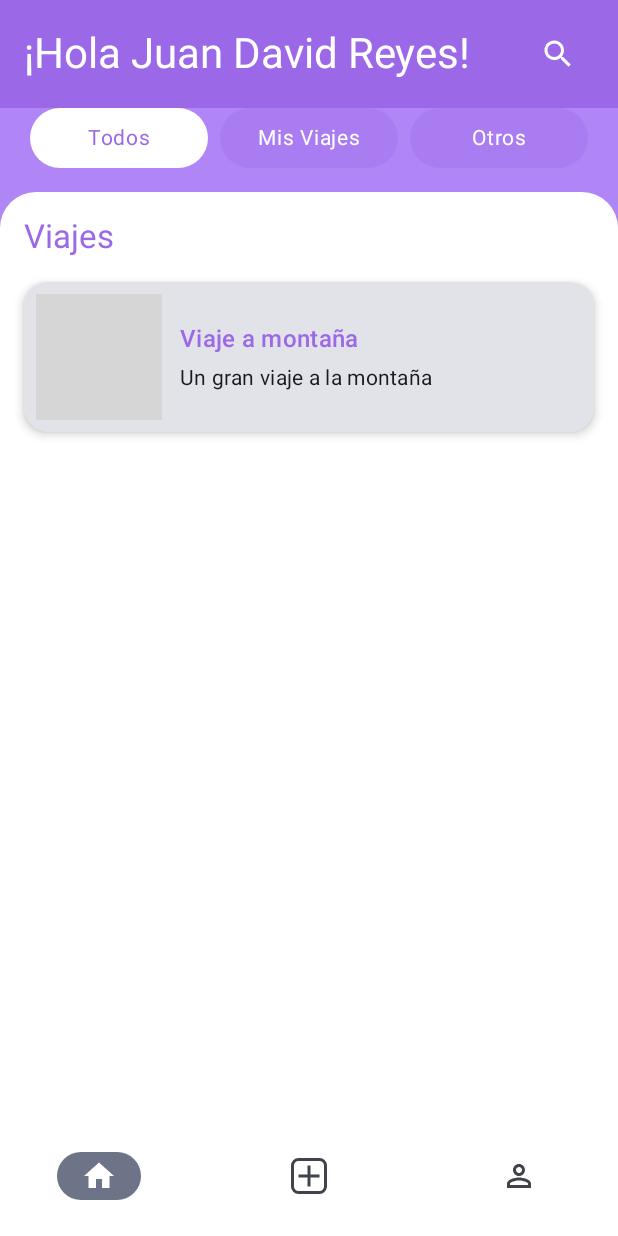
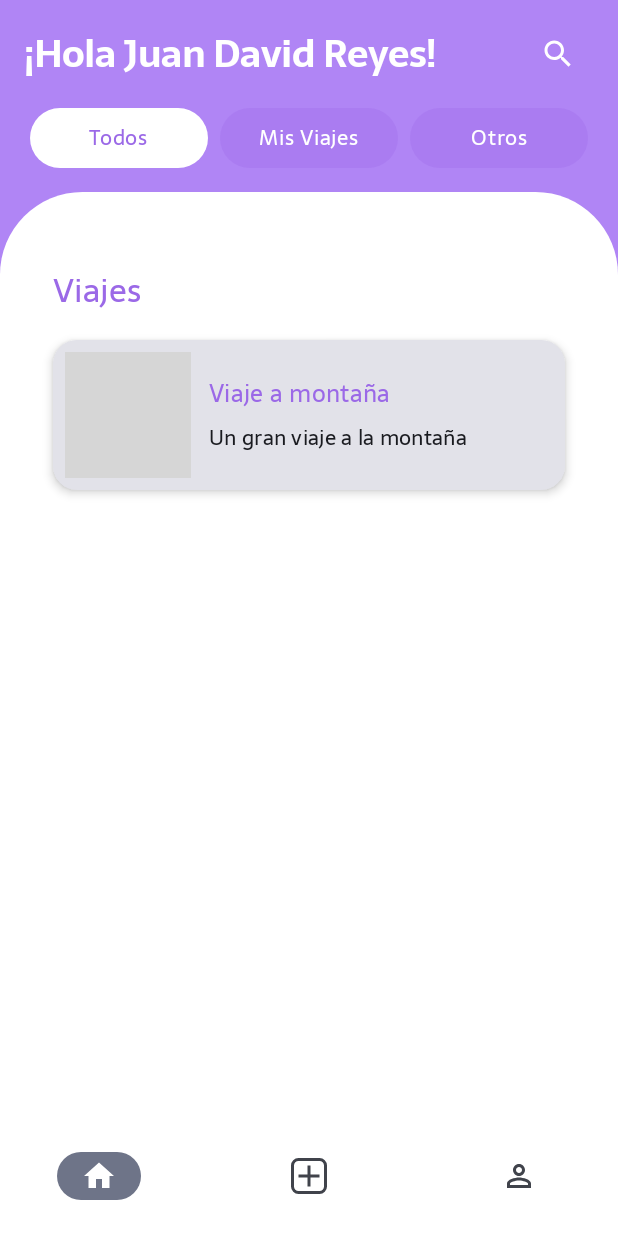
Before and after one commit to tobivalens/TravelBuddyFront, an Android app built with Jetpack Compose: the HomeScreen screen opened through its navigation route, on a phone screen of 412 x 824 dp. Run offline under Robolectric (Android 15) with nearby library versions, the phone set to English and light mode, and no system bars; network calls fail; pictures from the network do not load; grey boxes are pictures that could not be loaded.

Commit message:
algunos cambios en el homeScreen en la interfaz

```diff
--- a/app/src/main/java/com/example/travelbuddyapp/resources/ui/screens/HomeScreen.kt
+++ b/app/src/main/java/com/example/travelbuddyapp/resources/ui/screens/HomeScreen.kt
@@ -15,11 +15,13 @@ import androidx.compose.ui.Modifier
 import androidx.compose.ui.draw.clip
 import androidx.compose.ui.graphics.Color
 import androidx.compose.ui.layout.ContentScale
+import androidx.compose.ui.text.font.FontWeight
 import androidx.compose.ui.text.style.TextOverflow
 import androidx.compose.ui.unit.dp
 import androidx.compose.ui.unit.sp
 import coil3.compose.AsyncImage
 import com.example.travelbuddyapp.resources.icons.AppIcons
+import com.example.travelbuddyapp.ui.theme.SaralaFont
 
 private val PurplePrimary = Color(0xFF9B69E7)
 private val PurpleLight   = Color(0xFFB085F5)
@@ -76,13 +78,17 @@ fun HomeTopBar(userName: String, onSearchClick: () -> Unit) {
         verticalAlignment = Alignment.CenterVertically,
         modifier = Modifier
             .fillMaxWidth()
-            .background(PurplePrimary)
+            .background(PurpleLight)
             .padding(horizontal = 16.dp, vertical = 12.dp)
     ) {
         Text(
             text  = "¡Hola $userName!",
             color = Color.White,
-            style = MaterialTheme.typography.headlineMedium
+            fontWeight = FontWeight.Bold,
+            style = MaterialTheme.typography.headlineMedium,
+            fontSize = 25.sp,
+            fontFamily = SaralaFont
+
         )
         Spacer(modifier = Modifier.weight(1f))
         IconButton(onClick = onSearchClick) {
@@ -121,7 +127,8 @@ fun HomeTabRow(
                 Text(
                     text  = label,
                     color = if (isSelected) PurplePrimary else Color.White,
-                    fontSize = 14.sp
+                    fontSize = 14.sp,
+                    fontFamily = SaralaFont
                 )
             }
         }
@@ -136,14 +143,16 @@ fun TravelList(
     Column(
         modifier = Modifier
             .fillMaxSize()
-            .background(Color.White, shape = RoundedCornerShape(topStart = 24.dp, topEnd = 24.dp))
-            .padding(top = 16.dp)
+            .background(Color.White, shape = RoundedCornerShape(topStart = 55.dp, topEnd = 55.dp))
+            .padding(top = 10.dp)
     ) {
+        Spacer(modifier = Modifier.height(30.dp))
         Text(
             text = "Viajes",
             style = MaterialTheme.typography.titleLarge,
             color = PurplePrimary,
-            modifier = Modifier.padding(start = 16.dp, bottom = 8.dp)
+            modifier = Modifier.padding(horizontal = 35.dp, vertical = 7.dp),
+            fontFamily = SaralaFont
         )
 
         LazyColumn(
@@ -164,7 +173,7 @@ fun TravelItemCard(
     Card(
         modifier = Modifier
             .fillMaxWidth()
-            .padding(horizontal = 16.dp, vertical = 8.dp)
+            .padding(horizontal = 35.dp, vertical = 8.dp)
             .clickable(onClick = onClick),
         shape = RoundedCornerShape(16.dp),
         elevation = CardDefaults.cardElevation(defaultElevation = 4.dp)
@@ -194,14 +203,17 @@ fun TravelItemCard(
                 Text(
                     text = item.title,
                     style = MaterialTheme.typography.titleMedium,
-                    color = PurplePrimary
+                    color = PurplePrimary,
+                    fontFamily = SaralaFont
+
                 )
                 Spacer(modifier = Modifier.height(4.dp))
                 Text(
                     text = item.description,
                     style = MaterialTheme.typography.bodyMedium,
                     maxLines = 2,
-                    overflow = TextOverflow.Ellipsis
+                    overflow = TextOverflow.Ellipsis,
+                    fontFamily = SaralaFont
                 )
             }
         }
```
